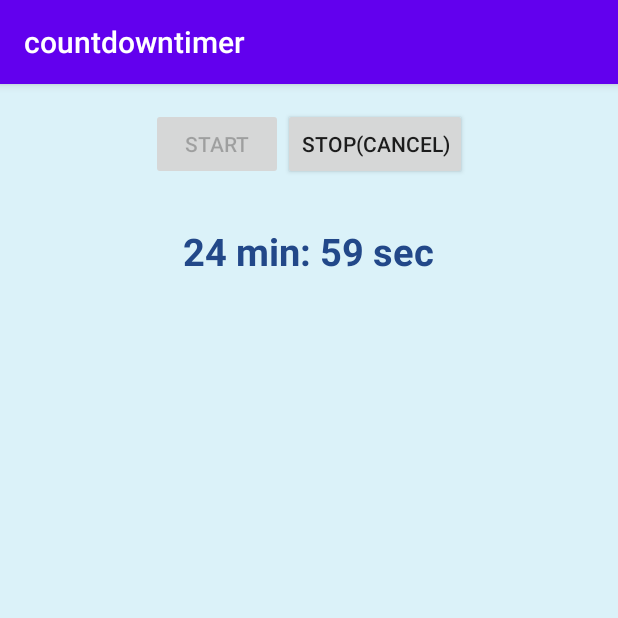
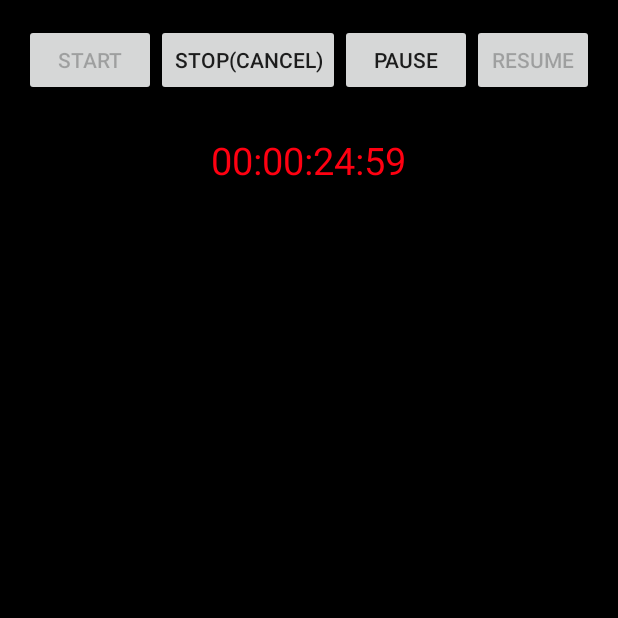
Before and after one commit to Concers/countdowntimer, an Android app: the screen it shows after launch (MainActivity), after a tap on "START", on a phone screen of 412 x 824 dp, the top half of it. Run offline under Robolectric (Android 15) with nearby library versions, the phone set to English and light mode, and no system bars.

Commit message:
## Format HH:SS:MM
Signed-off-by: Uğur Erol <info@geceugurerol.com>

```diff
--- a/app/build.gradle
+++ b/app/build.gradle
@@ -29,6 +29,8 @@ dependencies {
     implementation fileTree(dir: 'libs', include: ['*.jar'])
     implementation "org.jetbrains.kotlin:kotlin-stdlib-jdk7:$kotlin_version"
     implementation 'androidx.appcompat:appcompat:1.1.0'
+
+    implementation "androidx.room:room-runtime:2.2.5"
     implementation 'androidx.core:core-ktx:1.2.0'
     implementation 'androidx.constraintlayout:constraintlayout:1.1.3'
     testImplementation 'junit:junit:4.12'
--- a/app/src/main/java/com/ovologos/countdowntimer/MainActivity.kt
+++ b/app/src/main/java/com/ovologos/countdowntimer/MainActivity.kt
@@ -1,96 +1,114 @@
 package com.ovologos.countdowntimer
 
-import android.content.Context
 import android.os.Bundle
 import android.os.CountDownTimer
-import android.widget.Toast
 import androidx.appcompat.app.AppCompatActivity
 import kotlinx.android.synthetic.main.activity_main.*
-import java.util.*
 import java.util.concurrent.TimeUnit
 
 class MainActivity : AppCompatActivity() {
-
-
+    private var isPaused = false
     private var isCancelled = false
-
+    private var resumeFromMillis: Long = 0
 
     override fun onCreate(savedInstanceState: Bundle?) {
         super.onCreate(savedInstanceState)
         setContentView(R.layout.activity_main)
 
-
-        val minute: Long = 1000
-
-        val millisInFuture: Long = minute * 1500
+        val millisInFuture: Long = 1500000
         val countDownInterval: Long = 1000
 
-        text_view.text = timeString(millisInFuture)
 
-
+// Count down timer start button
         button_start.setOnClickListener {
+            // Start the timer
             timer(millisInFuture, countDownInterval).start()
             it.isEnabled = false
             button_stop.isEnabled = true
+            button_pause.isEnabled = true
             isCancelled = false
-
-
-        }
-        button_stop.setOnClickListener {
-            isCancelled = true
-            button_stop.isEnabled = false
-            it.isEnabled = false
-            button_start.isEnabled = true
+            isPaused = false
         }
 
 
-    }
+// Count down timer stop/cancel button
+        button_stop.setOnClickListener {
+            // Start the timer
+            isCancelled = true
+            isPaused = false
+            it.isEnabled = false
+            button_start.isEnabled = true
+            button_pause.isEnabled = false
+        }
 
-    private fun timer(millisInFuture: Long, countDownInterval: Long): CountDownTimer {
 
-        return object : CountDownTimer(millisInFuture, countDownInterval) {
-            override fun onFinish() {
-                text_view.text = "Done"
-                button_start.isEnabled = true
-                button_start.isEnabled = false
-            }
+// Count down timer pause button
+        button_pause.setOnClickListener {
+            isPaused = true
+            isCancelled = false
+            it.isEnabled = false
+            button_start.isEnabled = false
+            button_stop.isEnabled = false
+            button_resume.isEnabled = true
+        }
 
-            override fun onTick(millisUntilFinished: Long) {
 
-                val timeReaming = timeString(millisUntilFinished)
-                if (isCancelled) {
-                    text_view.text = "${text_view.text}\nStopped"
-                    cancel()
-                } else {
-                    text_view.text = timeReaming
-                }
-
-            }
+// Count down timer resume button
+        button_resume.setOnClickListener {
+            // Resume the timer
+            timer(resumeFromMillis, countDownInterval).start()
+            isPaused = false
+            isCancelled = false
+            it.isEnabled = false
+            button_pause.isEnabled = true
+            button_start.isEnabled = false
+            button_stop.isEnabled = true
         }
     }
 
 
-    private fun timeString(millisUntilFinished: Long): String {
-        var millisUntilFinished: Long = millisUntilFinished
+    // Method to configure and return an instance of CountDownTimer object
+    private fun timer(millisInFuture: Long, countDownInterval: Long): CountDownTimer {
+        return object : CountDownTimer(millisInFuture, countDownInterval) {
+            override fun onTick(millisUntilFinished: Long) {
+
+                val timeRemaining = (millisUntilFinished / 1000).toString()
+
+                val hms = String.format(
+                    "%02d:%02d:%02d:%02d",
+                    TimeUnit.HOURS.toDays(TimeUnit.MILLISECONDS.toHours(millisUntilFinished)),
+                    (TimeUnit.MILLISECONDS.toHours(millisUntilFinished) -
+                            TimeUnit.DAYS.toHours(TimeUnit.MILLISECONDS.toDays(millisUntilFinished))),
+                    (TimeUnit.MILLISECONDS.toMinutes(millisUntilFinished) -
+                            TimeUnit.HOURS.toMinutes(
+                                TimeUnit.MILLISECONDS.toHours(
+                                    millisUntilFinished
+                                )
+                            )),
+                    (TimeUnit.MILLISECONDS.toSeconds(millisUntilFinished) - TimeUnit.MINUTES.toSeconds(
+                        TimeUnit.MILLISECONDS.toMinutes(millisUntilFinished)
+                    ))
+                )
+                val StringFormat = String.format((millisInFuture / 60).toString())
 
 
-        val minutes = TimeUnit.MILLISECONDS.toMinutes(millisUntilFinished)
-        millisUntilFinished -= TimeUnit.MINUTES.toMillis(minutes)
+// Resume and Pause Checked
+                if (isPaused) {
+                    text_view.text = hms
+                    // To ensure start timer from paused time
+                    resumeFromMillis = millisUntilFinished
+                    cancel()
+                } else if (isCancelled) {
+                    text_view.text = hms
+                    cancel()
+                } else {
+                    text_view.text = hms
+                }
+            }
 
-        val seconds = TimeUnit.MILLISECONDS.toSeconds(millisUntilFinished)
-
-        // Format the string
-        return String.format(
-            Locale.getDefault(),
-            "%02d min: %02d sec",
-            minutes, seconds
-        )
-
+            override fun onFinish() {
+                text_view.text = "Done"
+            }
+        }.start()
     }
-
-    fun Context.toast(message: String) {
-        Toast.makeText(this, message, Toast.LENGTH_SHORT).show()
-    }
-
-
 }
--- a/app/src/main/res/layout/activity_main.xml
+++ b/app/src/main/res/layout/activity_main.xml
@@ -3,13 +3,16 @@
     android:id="@+id/root_layout"
     android:layout_width="match_parent"
     android:layout_height="match_parent"
-    android:background="#dbf2f9"
+    android:background="#000"
+
     android:orientation="vertical"
     android:padding="16dp">
 
     <LinearLayout
+
         android:layout_width="wrap_content"
         android:layout_height="wrap_content"
+
         android:layout_gravity="center_horizontal"
         android:orientation="horizontal">
 
@@ -25,6 +28,20 @@
             android:layout_height="wrap_content"
             android:enabled="false"
             android:text="Stop(Cancel)" />
+
+        <Button
+            android:id="@+id/button_pause"
+            android:layout_width="wrap_content"
+            android:layout_height="wrap_content"
+            android:enabled="false"
+            android:text="Pause" />
+
+        <Button
+            android:id="@+id/button_resume"
+            android:layout_width="wrap_content"
+            android:layout_height="wrap_content"
+            android:enabled="false"
+            android:text="Resume" />
     </LinearLayout>
 
     <TextView
@@ -32,9 +49,8 @@
         android:layout_width="wrap_content"
         android:layout_height="wrap_content"
         android:layout_gravity="center_horizontal"
-        android:layout_marginTop="30dp"
+        android:layout_margin="25dp"
         android:gravity="center"
-        android:textColor="#224889"
-        android:textSize="25sp"
-        android:textStyle="bold" />
+        android:textColor="#ff0011"
+        android:textSize="25sp" />
 </LinearLayout>
--- a/app/src/main/res/values/colors.xml
+++ b/app/src/main/res/values/colors.xml
@@ -1,6 +1,7 @@
 <?xml version="1.0" encoding="utf-8"?>
 <resources>
-    <color name="colorPrimary">#6200EE</color>
-    <color name="colorPrimaryDark">#3700B3</color>
+    <color name="colorBlack">#000</color>
+    <color name="colorPrimaryDark">#000</color>
     <color name="colorAccent">#03DAC5</color>
+    <color name="colorBeyaz">#FFF</color>
 </resources>
--- a/app/src/main/res/values/styles.xml
+++ b/app/src/main/res/values/styles.xml
@@ -1,11 +1,13 @@
 <resources>
 
     <!-- Base application theme. -->
-    <style name="AppTheme" parent="Theme.AppCompat.Light.DarkActionBar">
+    <style name="AppTheme" parent="Theme.AppCompat.Light.NoActionBar">
         <!-- Customize your theme here. -->
-        <item name="colorPrimary">@color/colorPrimary</item>
+
         <item name="colorPrimaryDark">@color/colorPrimaryDark</item>
         <item name="colorAccent">@color/colorAccent</item>
+
+
     </style>
 
 </resources>
```
Also changed, not shown: app/src/main/java/com/ovologos/countdowntimer/Timer.kt (added, +27 -0 lines), build.gradle (+7 -1 lines), gradle/wrapper/gradle-wrapper.properties.
